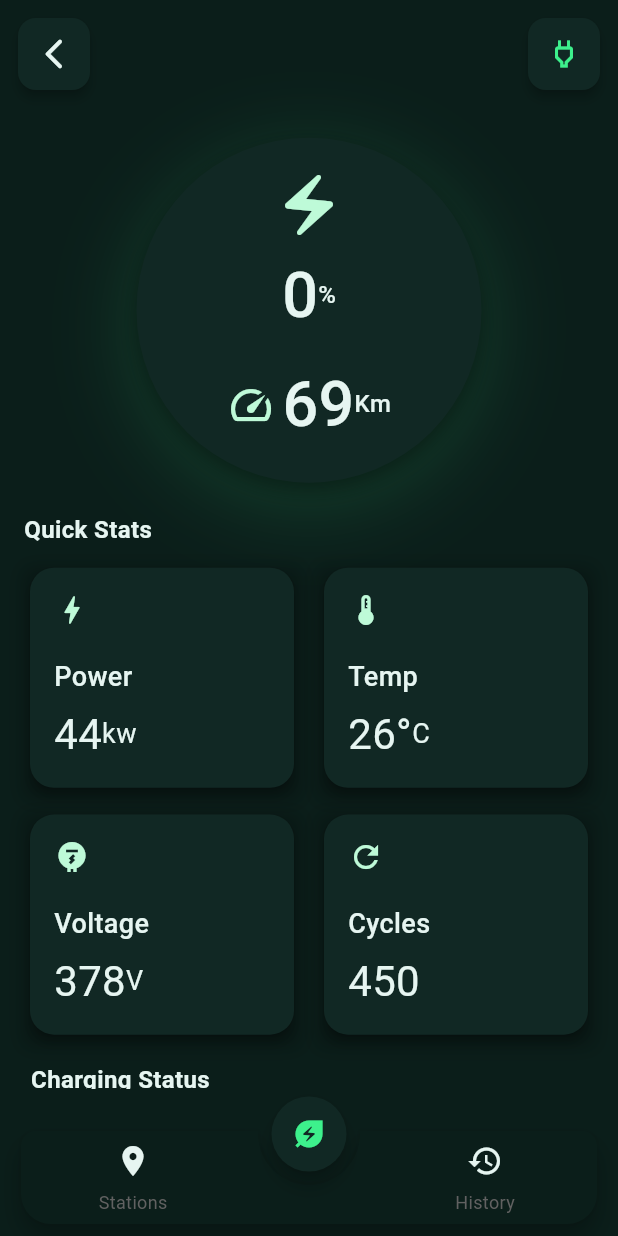
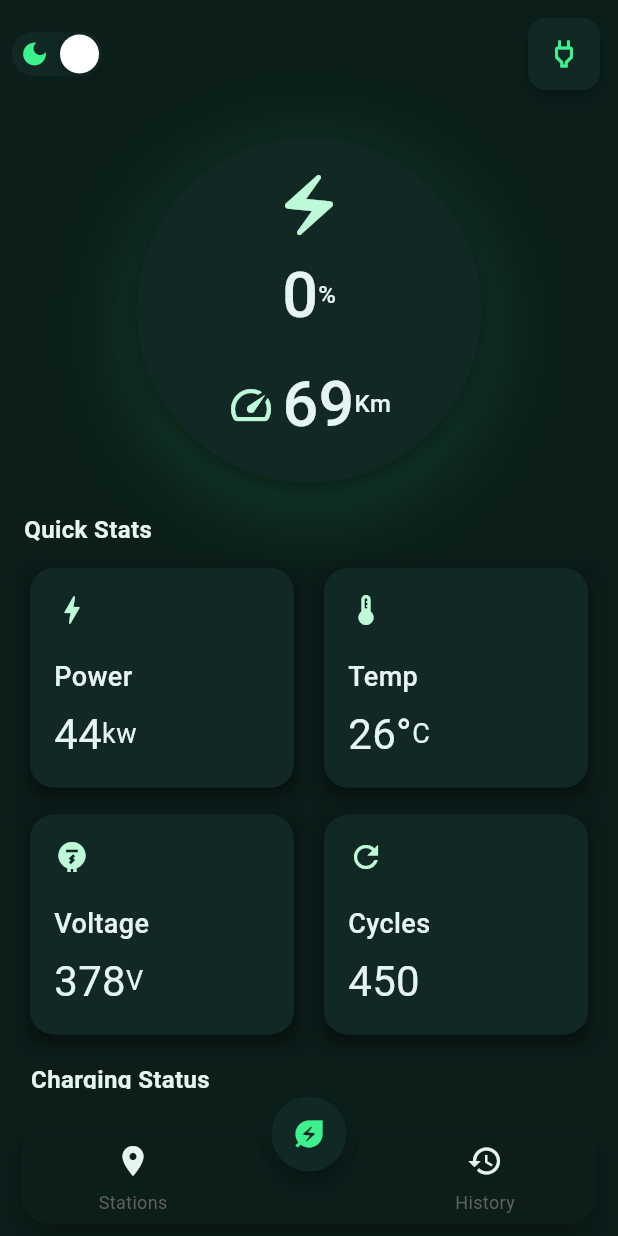
Before and after one commit to KarimaMahmoud626/EV-App, a Flutter app: the CustomNavigationBar screen opened directly with empty values, item 2 of the bottom bar chosen, on a phone screen of 412 x 824 dp. Run offline on Flutter 3.47's test engine with Material 3 defaults, Android fonts, the phone set to English and light mode, and no system bars; drawn by our look-alikes of flutter_advanced_switch; our stand-ins replace cloud_firestore, dartz, equatable, firebase_auth, firebase_core, flutter_bloc and 5 more; missing offline and left inert: dashed_progress_bar, font_awesome_icon_class; accounts and stored records are empty.

Commit message:
theme switch

```diff
--- a/lib/features/battery_monitoring/presentation/widgets/home_view_body.dart
+++ b/lib/features/battery_monitoring/presentation/widgets/home_view_body.dart
@@ -1,5 +1,4 @@
 import 'package:ev_app/core/utils/size_config.dart';
-import 'package:ev_app/core/widgets/custom_back_button.dart';
 import 'package:ev_app/core/widgets/space.dart';
 import 'package:ev_app/features/auth/data/models/user_model.dart';
 import 'package:ev_app/features/battery_monitoring/presentation/view_model/cubit/battery_cubit.dart';
@@ -9,6 +8,7 @@ import 'package:ev_app/features/battery_monitoring/presentation/widgets/charging
 import 'package:ev_app/features/battery_monitoring/presentation/widgets/error_view.dart';
 import 'package:ev_app/features/battery_monitoring/presentation/widgets/soh_card.dart';
 import 'package:ev_app/features/battery_monitoring/presentation/widgets/stats_list.dart';
+import 'package:ev_app/features/battery_monitoring/presentation/widgets/theme_toggle_button.dart';
 import 'package:flutter/material.dart';
 import 'package:flutter_bloc/flutter_bloc.dart';
 
@@ -24,6 +24,7 @@ class HomeViewBody extends StatelessWidget {
         if (state is BatteryLoading) {
           return Center(
             child: Column(
+              mainAxisAlignment: MainAxisAlignment.center,
               children: [
                 CircularProgressIndicator(),
                 Text(
@@ -42,7 +43,7 @@ class HomeViewBody extends StatelessWidget {
                     padding: const EdgeInsets.all(8.0),
                     child: Row(
                       children: [
-                        CustomBackButton(),
+                        ThemeToggleButton(),
                         Spacer(),
                         ChargingButton(buildContext: context),
                       ],
--- /dev/null
+++ b/lib/features/battery_monitoring/presentation/widgets/theme_toggle_button.dart
@@ -0,0 +1,37 @@
+import 'package:ev_app/core/theme/theme_cubit.dart';
+import 'package:flutter/material.dart';
+import 'package:flutter_advanced_switch/flutter_advanced_switch.dart';
+import 'package:flutter_bloc/flutter_bloc.dart';
+
+class ThemeToggleButton extends StatelessWidget {
+  const ThemeToggleButton({super.key});
+
+  @override
+  Widget build(BuildContext context) {
+    final colors = Theme.of(context).colorScheme;
+    final themeMode = context.watch<ThemeCubit>().state;
+
+    final isDark = themeMode == ThemeMode.dark;
+    final controller = ValueNotifier<bool>(isDark);
+
+    return AdvancedSwitch(
+      controller: controller,
+      width: 60,
+      borderRadius: BorderRadius.circular(16),
+
+      activeChild: Icon(Icons.dark_mode, color: colors.primary),
+      inactiveChild: Icon(Icons.light_mode, color: colors.primary),
+
+      activeColor: colors.surface,
+      inactiveColor: colors.surface,
+
+      onChanged: (value) {
+        if (value) {
+          context.read<ThemeCubit>().setDark();
+        } else {
+          context.read<ThemeCubit>().setLight();
+        }
+      },
+    );
+  }
+}
--- a/lib/features/charging_stations/presentation/widgets/charging_station_bottom_sheet.dart
+++ b/lib/features/charging_stations/presentation/widgets/charging_station_bottom_sheet.dart
@@ -1,6 +1,5 @@
 import 'package:ev_app/core/utils/size_config.dart';
 import 'package:ev_app/core/widgets/custom_buttons.dart';
-import 'package:ev_app/core/widgets/rounded_rectangle_image_container.dart';
 import 'package:ev_app/core/widgets/space.dart';
 import 'package:ev_app/features/charging_stations/data/models/charging_station_model.dart';
 import 'package:ev_app/features/charging_stations/presentation/widgets/charging_station_info_item.dart';
--- a/lib/main.dart
+++ b/lib/main.dart
@@ -23,7 +23,7 @@ class EvApp extends StatelessWidget {
         builder: (context, mode) {
           return GetMaterialApp(
             debugShowCheckedModeBanner: false,
-            theme: AppTheme.dark(),
+            theme: AppTheme.light(),
             darkTheme: AppTheme.dark(),
             themeMode: mode,
             home: OnboardingView(),
--- a/pubspec.yaml
+++ b/pubspec.yaml
@@ -17,6 +17,7 @@ dependencies:
   firebase_core: ^4.3.0
   flutter:
     sdk: flutter
+  flutter_advanced_switch: ^3.1.0
   flutter_bloc: ^9.1.1
   flutter_map: ^8.2.2
   font_awesome_icon_class: ^0.0.6
@@ -27,6 +28,7 @@ dependencies:
   http: ^1.6.0
   latlong2: ^0.9.1
   model_viewer_plus: ^1.9.3
+  toggle_switch: ^2.3.0
 
 dev_dependencies:
   flutter_lints: ^5.0.0
```
Also changed, not shown: pubspec.lock.
